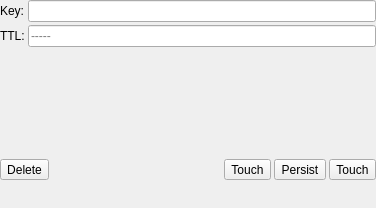
tiagocoutinho/qredis, file qredis/ui/RedisItemEditor.ui: the form before one commit.
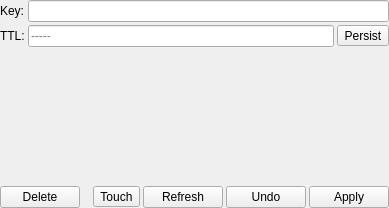
The form after the commit. Icons and pictures are not drawn.

Diff of the .ui file:
```diff
--- a/qredis/ui/RedisItemEditor.ui
+++ b/qredis/ui/RedisItemEditor.ui
@@ -6,21 +6,66 @@
    <rect>
     <x>0</x>
     <y>0</y>
-    <width>376</width>
+    <width>389</width>
     <height>208</height>
    </rect>
   </property>
   <property name="windowTitle">
    <string>Key Editor</string>
   </property>
-  <layout class="QGridLayout" name="gridLayout" rowstretch="0,0,0,0" columnstretch="0,1,0">
+  <layout class="QGridLayout" name="gridLayout" rowstretch="0,0,1,0" columnstretch="0,1,0,0">
    <property name="margin">
     <number>0</number>
    </property>
    <property name="spacing">
     <number>3</number>
    </property>
-   <item row="3" column="0" colspan="3">
+   <item row="1" column="0">
+    <widget class="QLabel" name="ttl_label">
+     <property name="text">
+      <string>TTL:</string>
+     </property>
+    </widget>
+   </item>
+   <item row="0" column="0">
+    <widget class="QLabel" name="key_label">
+     <property name="text">
+      <string>Key:</string>
+     </property>
+    </widget>
+   </item>
+   <item row="1" column="1" colspan="2">
+    <widget class="QLineEdit" name="ttl_value">
+     <property name="placeholderText">
+      <string>-----</string>
+     </property>
+    </widget>
+   </item>
+   <item row="1" column="3">
+    <widget class="QToolButton" name="persist_button">
+     <property name="toolTip">
+      <string>Remove expiration from key</string>
+     </property>
+     <property name="text">
+      <string>Persist</string>
+     </property>
+     <property name="icon">
+      <iconset theme="go-bottom">
+       <normaloff/>
+      </iconset>
+     </property>
+     <property name="iconSize">
+      <size>
+       <width>16</width>
+       <height>16</height>
+      </size>
+     </property>
+    </widget>
+   </item>
+   <item row="0" column="1" colspan="3">
+    <widget class="QLineEdit" name="key_name"/>
+   </item>
+   <item row="3" column="0" colspan="4">
     <widget class="QWidget" name="widget" native="true">
      <layout class="QHBoxLayout" name="horizontalLayout">
       <property name="spacing">
@@ -30,7 +75,7 @@
        <number>0</number>
       </property>
       <item>
-       <widget class="QToolButton" name="delete_button">
+       <widget class="QPushButton" name="delete_button">
         <property name="statusTip">
          <string>Delete key from database</string>
         </property>
@@ -73,27 +118,12 @@
        </widget>
       </item>
       <item>
-       <widget class="QToolButton" name="persist_button">
-        <property name="toolTip">
-         <string>Remove expiration from key</string>
-        </property>
-        <property name="text">
-         <string>Persist</string>
-        </property>
-        <property name="icon">
-         <iconset theme="go-bottom">
-          <normaloff/>
-         </iconset>
-        </property>
-       </widget>
-      </item>
-      <item>
-       <widget class="QToolButton" name="refresh_button">
+       <widget class="QPushButton" name="refresh_button">
         <property name="toolTip">
          <string>Refresh key data (value, ttl)</string>
         </property>
         <property name="text">
-         <string>Touch</string>
+         <string>Refresh</string>
         </property>
         <property name="icon">
          <iconset theme="view-refresh">
@@ -101,36 +131,41 @@
         </property>
        </widget>
       </item>
+      <item>
+       <widget class="QPushButton" name="revert_button">
+        <property name="toolTip">
+         <string>Revert changes</string>
+        </property>
+        <property name="text">
+         <string>Undo</string>
+        </property>
+        <property name="icon">
+         <iconset theme="document-revert">
+          <normaloff/>
+         </iconset>
+        </property>
+       </widget>
+      </item>
+      <item>
+       <widget class="QPushButton" name="apply_button">
+        <property name="toolTip">
+         <string>Apply</string>
+        </property>
+        <property name="text">
+         <string>Apply</string>
+        </property>
+        <property name="icon">
+         <iconset theme="document-save">
+          <normaloff>../../</normaloff>../../</iconset>
+        </property>
+       </widget>
+      </item>
      </layout>
     </widget>
    </item>
-   <item row="0" column="1" colspan="2">
-    <widget class="QLineEdit" name="key_name"/>
-   </item>
-   <item row="1" column="0">
-    <widget class="QLabel" name="ttl_label">
-     <property name="text">
-      <string>TTL:</string>
-     </property>
-    </widget>
-   </item>
-   <item row="2" column="0" colspan="3">
+   <item row="2" column="0" colspan="4">
     <widget class="QWidget" name="type_editor" native="true"/>
    </item>
-   <item row="0" column="0">
-    <widget class="QLabel" name="key_label">
-     <property name="text">
-      <string>Key:</string>
-     </property>
-    </widget>
-   </item>
-   <item row="1" column="1" colspan="2">
-    <widget class="QLineEdit" name="ttl_value">
-     <property name="placeholderText">
-      <string>-----</string>
-     </property>
-    </widget>
-   </item>
   </layout>
  </widget>
  <resources/>
```
